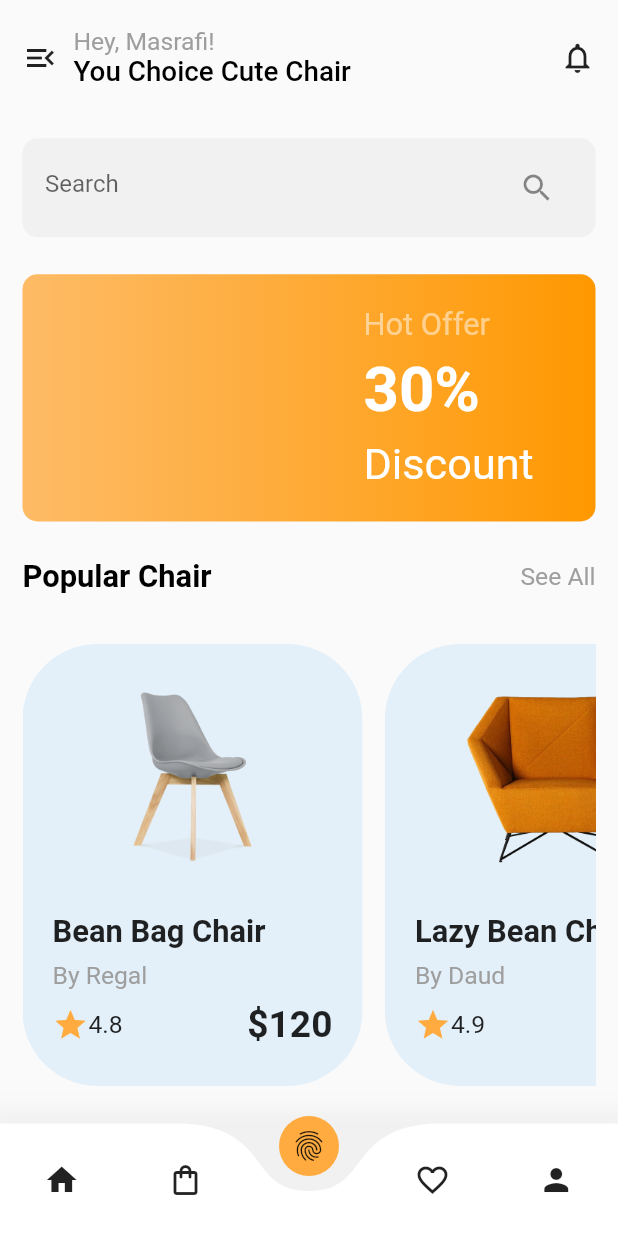
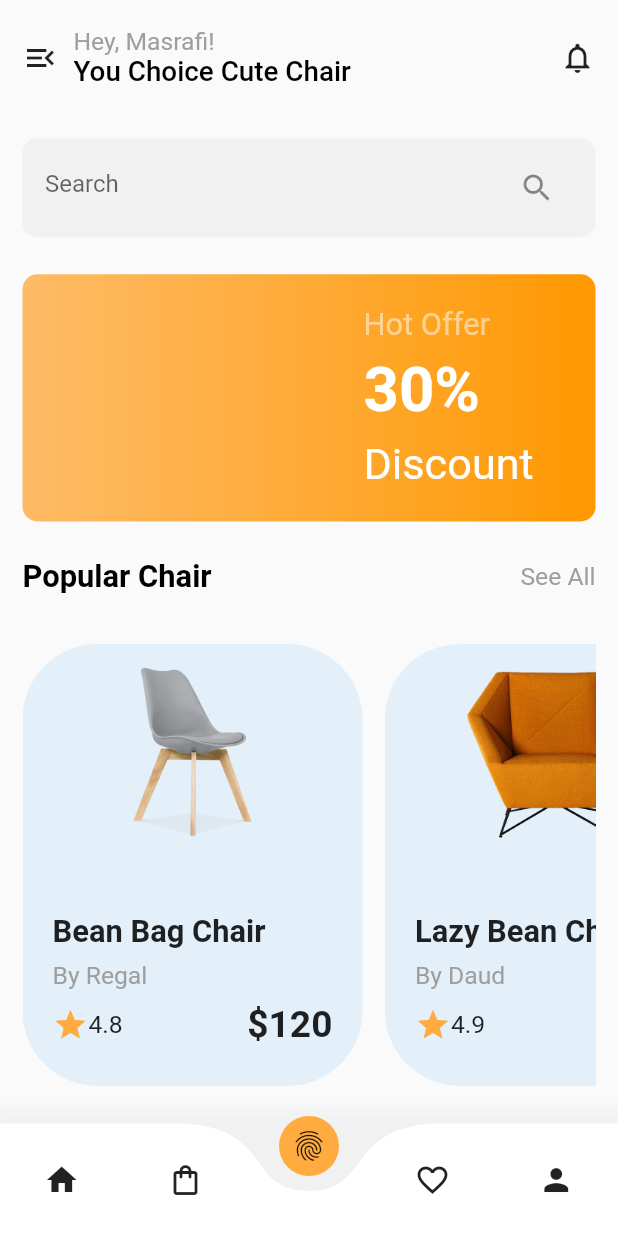
Before and after one commit to DheerajPrajapati001/lazy_chair, a Flutter app: the screen it shows after launch, on a phone screen of 412 x 824 dp. Run offline on Flutter 3.47's test engine with Material 2 defaults, Android fonts, the phone set to English and light mode, and no system bars; drawn by our look-alikes of curved_navigation_bar.

Commit message:
homescreen card padding solve

```diff
--- a/lib/screens/home_screen/home_screen.dart
+++ b/lib/screens/home_screen/home_screen.dart
@@ -231,9 +231,7 @@ class ChairItem extends StatelessWidget {
               mainAxisAlignment: MainAxisAlignment.start,
               crossAxisAlignment: CrossAxisAlignment.start,
               children: [
-                SizedBox(
-                  height: MediaQuery.of(context).size.height*.02,
-                ),
+
                 Row(
                   crossAxisAlignment: CrossAxisAlignment.center,
                   mainAxisAlignment: MainAxisAlignment.center,
```
